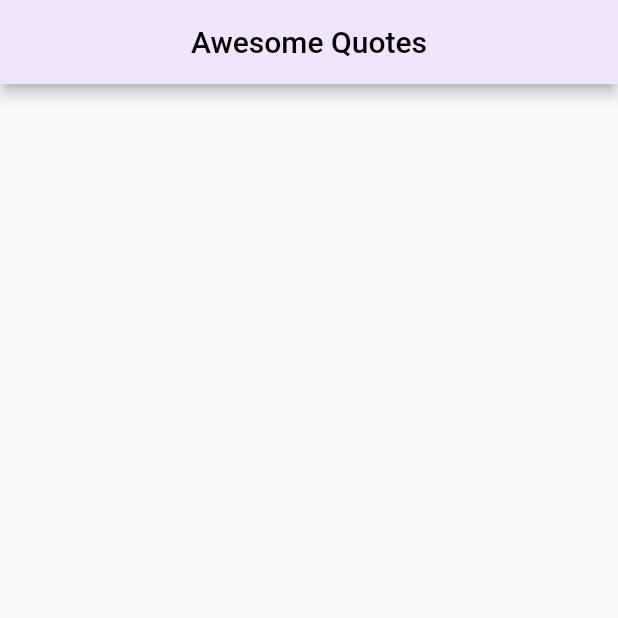
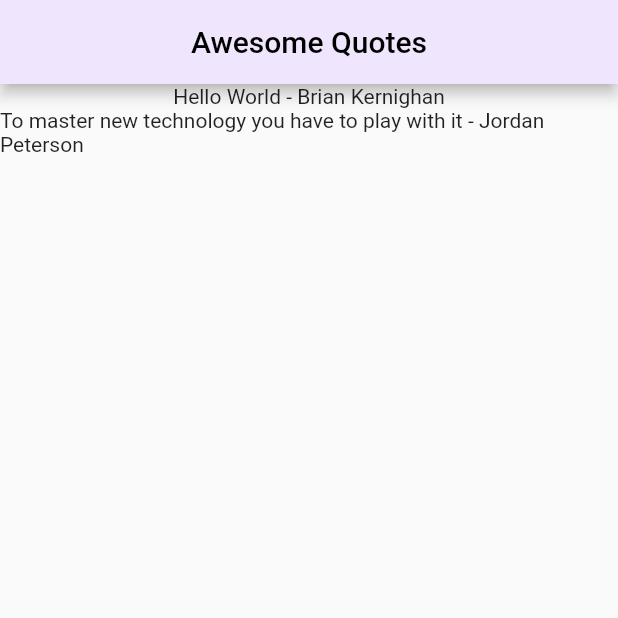
Before and after one commit to justkingsley/quotes-app, a Flutter app: the screen it shows after launch, on a phone screen of 412 x 824 dp, the top half of it. Run offline on Flutter 3.47's test engine with Material 2 defaults, Android fonts, the phone set to English and light mode, and no system bars.

Commit message:
created custom class, used map, figured out how to access object properties

```diff
--- a/lib/main.dart
+++ b/lib/main.dart
@@ -1,4 +1,5 @@
 import 'package:flutter/material.dart';
+import 'quote.dart';
 
 void main() => runApp(const MaterialApp(
   home: QuoteList(),
@@ -14,6 +15,10 @@ class QuoteList extends StatefulWidget {
 class _QuoteListState extends State<QuoteList> {
 
   //Where we create our data.
+  List<Quote> quotes = [
+      Quote(text: "Hello World", author: "Brian Kernighan"),
+      Quote(text: "To master new technology you have to play with it", author: "Jordan Peterson"),
+  ];
 
   @override
   Widget build(BuildContext context) {
@@ -29,9 +34,8 @@ class _QuoteListState extends State<QuoteList> {
       ),
 
       body: Column(
-        children: [
-
-        ],
+        //function is returning objects from the Quote class, needs the new notation because we are tapping into a property
+        children: quotes.map((quote) => Text('${quote.text} - ${quote.author}')).toList(),
       ),
 
     );
--- a/lib/quote.dart
+++ b/lib/quote.dart
@@ -0,0 +1,8 @@
+class Quote{
+  String text = '';
+  String author = '';
+
+  //Named parameters in flutter
+  Quote({required this.text, required this.author});
+
+}
```
Also changed, not shown: 1 other file.
